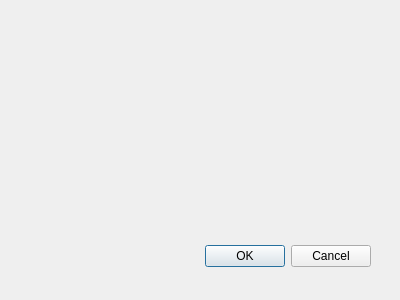
Before: the Qt Designer form dialog.ui in hknarutofk/qt-training, drawn with Qt 5.
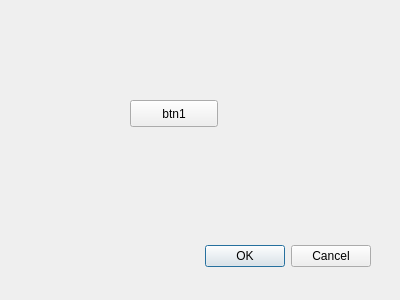
After: the same form once the commit is applied.

The edit to the form file:
```diff
--- a/dialog.ui
+++ b/dialog.ui
@@ -31,6 +31,19 @@
     <set>QDialogButtonBox::Cancel|QDialogButtonBox::Ok</set>
    </property>
   </widget>
+  <widget class="QPushButton" name="btn1">
+   <property name="geometry">
+    <rect>
+     <x>130</x>
+     <y>100</y>
+     <width>88</width>
+     <height>27</height>
+    </rect>
+   </property>
+   <property name="text">
+    <string>btn1</string>
+   </property>
+  </widget>
  </widget>
  <pixmapfunction/>
  <resources/>
```
Left out of the diff: 5 changed lines with no effect on the pictures.
